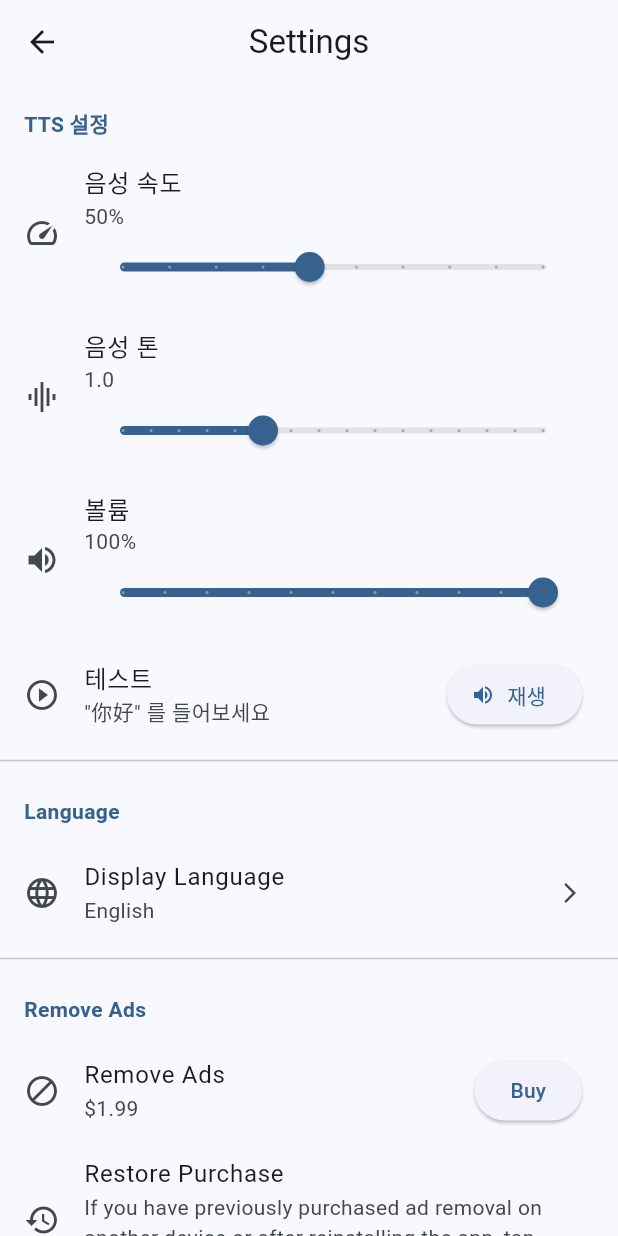
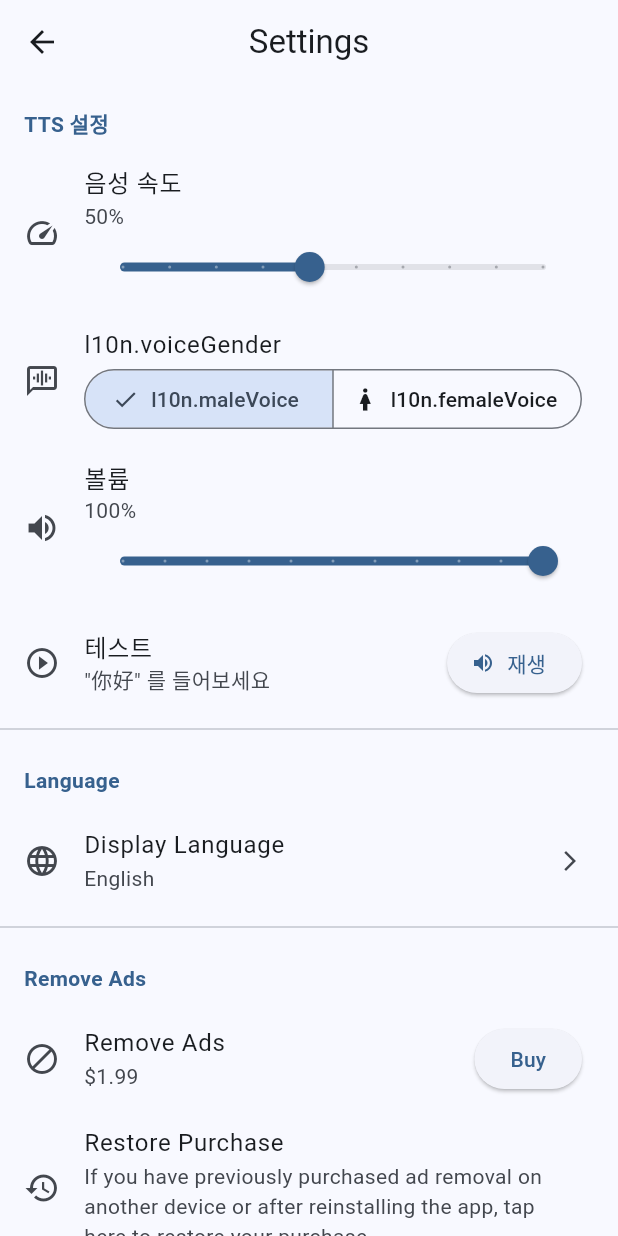
Before and after one commit to JIHUNJO123/hskmaster, a Flutter app: the screen it shows after launch, after a tap on the "settings" icon, on a phone screen of 412 x 824 dp. Run offline on Flutter 3.47's test engine with Material 3 defaults, Android fonts, the phone set to English and light mode, and no system bars; our stand-ins replace flip_card, flutter_tts, google_mobile_ads, in_app_purchase, shared_preferences, sqflite and 1 more; accounts and stored records are empty; network calls fail.

Commit message:
feat: Replace voice pitch control with gender selection
- Remove pitch slider from TTS settings
- Add male/female voice selection with SegmentedButton
- Update TtsService to support voice gender preference
- Add l10n keys for voice gender in all languages (en, ko, zh, vi, es)
- Simplify TTS controls for better UX

```diff
--- a/lib/l10n/app_en.arb
+++ b/lib/l10n/app_en.arb
@@ -110,6 +110,9 @@
   "voiceSettings": "Voice Settings",
   "speechSpeed": "Speech Speed",
   "speechPitch": "Speech Pitch",
+  "voiceGender": "Voice Gender",
+  "maleVoice": "Male",
+  "femaleVoice": "Female",
   "volume": "Volume",
   "testVoice": "Test",
   "testVoiceDesc": "Listen to \"你好\"",
--- a/lib/l10n/app_es.arb
+++ b/lib/l10n/app_es.arb
@@ -96,6 +96,9 @@
   "voiceSettings": "Configuración de voz",
   "speechSpeed": "Velocidad de habla",
   "speechPitch": "Tono de voz",
+  "voiceGender": "Género de voz",
+  "maleVoice": "Masculino",
+  "femaleVoice": "Femenino",
   "volume": "Volumen",
   "testVoice": "Probar",
   "testVoiceDesc": "Escuchar \"你好\"",
--- a/lib/l10n/app_ko.arb
+++ b/lib/l10n/app_ko.arb
@@ -94,6 +94,9 @@
   "voiceSettings": "음성 설정",
   "speechSpeed": "음성 속도",
   "speechPitch": "음성 톤",
+  "voiceGender": "음성 성별",
+  "maleVoice": "남자",
+  "femaleVoice": "여자",
   "volume": "볼륨",
   "testVoice": "테스트",
   "testVoiceDesc": "\"你好\" 를 들어보세요",
--- a/lib/l10n/app_vi.arb
+++ b/lib/l10n/app_vi.arb
@@ -96,6 +96,9 @@
   "voiceSettings": "Cài đặt giọng nói",
   "speechSpeed": "Tốc độ giọng nói",
   "speechPitch": "Cao độ giọng nói",
+  "voiceGender": "Giọng nam/nữ",
+  "maleVoice": "Nam",
+  "femaleVoice": "Nữ",
   "volume": "Âm lượng",
   "testVoice": "Thử nghiệm",
   "testVoiceDesc": "Nghe \"你好\"",
--- a/lib/l10n/app_zh.arb
+++ b/lib/l10n/app_zh.arb
@@ -94,6 +94,9 @@
   "voiceSettings": "语音设置",
   "speechSpeed": "语速",
   "speechPitch": "音调",
+  "voiceGender": "语音性别",
+  "maleVoice": "男声",
+  "femaleVoice": "女声",
   "volume": "音量",
   "testVoice": "测试",
   "testVoiceDesc": "听一下 \"你好\"",
--- a/lib/screens/settings_screen.dart
+++ b/lib/screens/settings_screen.dart
@@ -17,8 +17,8 @@ class _SettingsScreenState extends State<SettingsScreen> {
   bool _adsRemoved = false;
   bool _isRestoring = false;
   double _speechRate = 0.5;
-  double _pitch = 1.0;
   double _volume = 1.0;
+  bool _isMaleVoice = true;
 
   @override
   void initState() {
@@ -31,8 +31,8 @@ class _SettingsScreenState extends State<SettingsScreen> {
     await TtsService.instance.init();
     setState(() {
       _speechRate = TtsService.instance.speechRate;
-      _pitch = TtsService.instance.pitch;
       _volume = TtsService.instance.volume;
+      _isMaleVoice = TtsService.instance.isMaleVoice;
     });
   }
 
@@ -101,24 +101,26 @@ class _SettingsScreenState extends State<SettingsScreen> {
             ),
           ),
           ListTile(
-            leading: const Icon(Icons.graphic_eq),
-            title: const Text('\uc74c\uc131 \ud1a4'),
-            subtitle: Column(
-              crossAxisAlignment: CrossAxisAlignment.start,
-              children: [
-                Text('${_pitch.toStringAsFixed(1)}'),
-                Slider(
-                  value: _pitch,
-                  min: 0.5,
-                  max: 2.0,
-                  divisions: 15,
-                  label: _pitch.toStringAsFixed(1),
-                  onChanged: (value) async {
-                    setState(() => _pitch = value);
-                    await TtsService.instance.setPitch(value);
-                  },
+            leading: const Icon(Icons.voice_chat),
+            title: const Text('l10n.voiceGender'),
+            subtitle: SegmentedButton<bool>(
+              segments: const [
+                ButtonSegment<bool>(
+                  value: true,
+                  label: Text('l10n.maleVoice'),
+                  icon: Icon(Icons.man),
+                ),
+                ButtonSegment<bool>(
+                  value: false,
+                  label: Text('l10n.femaleVoice'),
+                  icon: Icon(Icons.woman),
                 ),
               ],
+              selected: {_isMaleVoice},
+              onSelectionChanged: (Set<bool> selected) async {
+                setState(() => _isMaleVoice = selected.first);
+                await TtsService.instance.setVoiceGender(selected.first);
+              },
             ),
           ),
           ListTile(
@@ -251,9 +253,10 @@ class _SettingsScreenState extends State<SettingsScreen> {
     final currentLang = TranslationService.instance.currentLanguage;
 
     // 중국어 간체 제거 - 영어, 한국어, 베트남어, 스페인어만 지원
-    final supportedLangs = TranslationService.supportedLanguages
-        .where((lang) => lang.code != 'zh')
-        .toList();
+    final supportedLangs =
+        TranslationService.supportedLanguages
+            .where((lang) => lang.code != 'zh')
+            .toList();
 
     showDialog(
       context: context,
--- a/lib/services/tts_service.dart
+++ b/lib/services/tts_service.dart
@@ -12,13 +12,13 @@ class TtsService {
 
   // 기본 설정
   double _speechRate = 0.5; // 0.0 ~ 1.0 (느림 ~ 빠름)
-  double _pitch = 1.0; // 0.5 ~ 2.0 (낮음 ~ 높음)
   double _volume = 1.0; // 0.0 ~ 1.0 (소리 크기)
+  bool _isMaleVoice = true; // true: 남자 음성, false: 여자 음성
 
   // Getters
   double get speechRate => _speechRate;
-  double get pitch => _pitch;
   double get volume => _volume;
+  bool get isMaleVoice => _isMaleVoice;
 
   /// TTS 초기화
   Future<void> init() async {
@@ -32,9 +32,11 @@ class TtsService {
       await _flutterTts.setLanguage("zh-CN");
 
       // 저장된 설정 적용
-      await _flutterTts.setPitch(_pitch);
       await _flutterTts.setSpeechRate(_speechRate);
       await _flutterTts.setVolume(_volume);
+
+      // 음성 선택 (남자/여자)
+      // Android/iOS는 자동으로 선택된 언어의 기본 음성 사용
 
       // iOS 설정
       await _flutterTts.setIosAudioCategory(
@@ -58,8 +60,8 @@ class TtsService {
     try {
       final prefs = await SharedPreferences.getInstance();
       _speechRate = prefs.getDouble('tts_speech_rate') ?? 0.5;
-      _pitch = prefs.getDouble('tts_pitch') ?? 1.0;
       _volume = prefs.getDouble('tts_volume') ?? 1.0;
+      _isMaleVoice = prefs.getBool('tts_is_male_voice') ?? true;
     } catch (e) {
       print('TTS load settings error: $e');
     }
@@ -70,8 +72,8 @@ class TtsService {
     try {
       final prefs = await SharedPreferences.getInstance();
       await prefs.setDouble('tts_speech_rate', _speechRate);
-      await prefs.setDouble('tts_pitch', _pitch);
       await prefs.setDouble('tts_volume', _volume);
+      await prefs.setBool('tts_is_male_voice', _isMaleVoice);
     } catch (e) {
       print('TTS save settings error: $e');
     }
@@ -119,14 +121,15 @@ class TtsService {
     }
   }
 
-  /// 음성 톤 설정 (0.5 ~ 2.0)
-  Future<void> setPitch(double pitch) async {
+  /// 음성 성별 설정 (true: 남자, false: 여자)
+  Future<void> setVoiceGender(bool isMale) async {
     try {
-      _pitch = pitch.clamp(0.5, 2.0);
-      await _flutterTts.setPitch(_pitch);
+      _isMaleVoice = isMale;
+      // 음성 성별은 주로 시스템 기본 음성을 사용
+      // 일부 플랫폼에서는 pitch로 조절 가능
       await _saveSettings();
     } catch (e) {
-      print('TTS set pitch error: $e');
+      print('TTS set voice gender error: $e');
     }
   }
 
```
